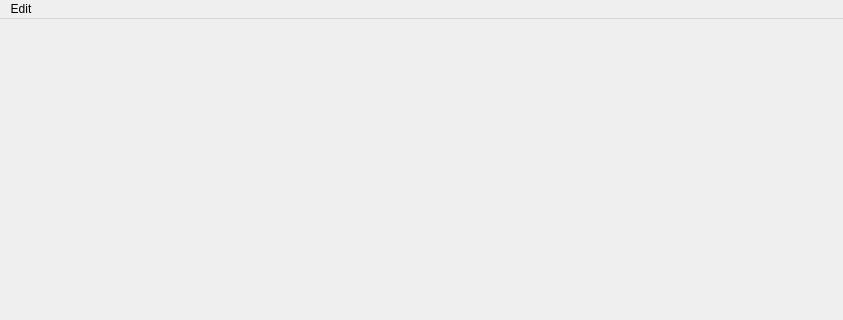
Qt form guiGraphViewer.ui (rahulkatiyar19955/AGM) before a commit; both pictures show x 0 to 843 and y 0 to 320 of the 843 by 549 pixel window.
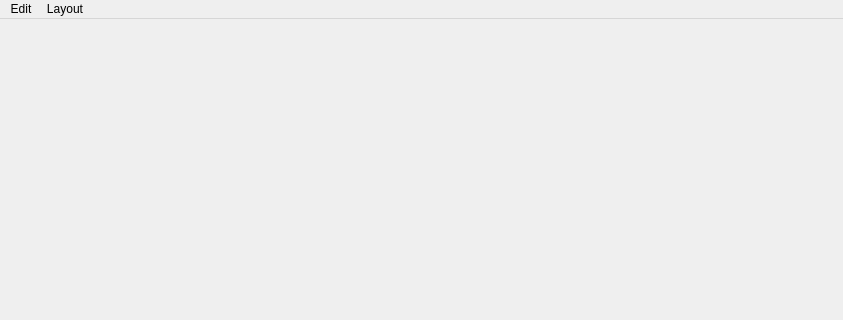
The same form after that commit.

Commit message: Included support for automated graph layouts

```diff
--- a/guiGraphViewer.ui
+++ b/guiGraphViewer.ui
@@ -36,7 +36,15 @@
     <addaction name="actionChangeAppearance"/>
     <addaction name="actionChangeFont"/>
    </widget>
+   <widget class="QMenu" name="menuLayout">
+    <property name="title">
+     <string>Layout</string>
+    </property>
+    <addaction name="actionAutomatic"/>
+    <addaction name="actionManual"/>
+   </widget>
    <addaction name="menuEdit"/>
+   <addaction name="menuLayout"/>
   </widget>
   <action name="actionChangeAppearance">
    <property name="text">
```
Left out of the diff: 10 changed lines with no effect on the pictures.
